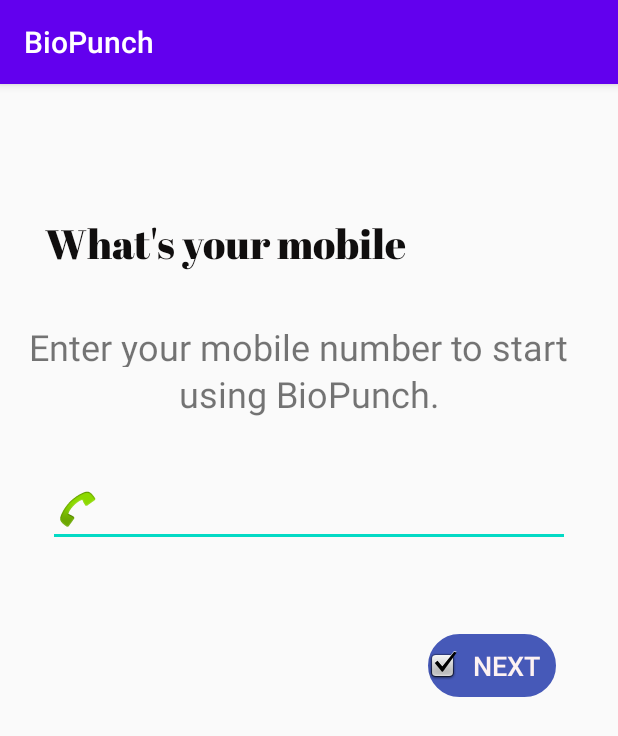
After one commit to akshat-akki/BioPunchNew, an Android app: the LoginActivity screen opened directly, with no data from a screen before it, on a phone screen of 412 x 824 dp. The commit adds this screen. Shown: the top 736 px of the screen. Run offline under Robolectric (Android 15) with nearby library versions, the phone set to English and light mode, and no system bars.

Commit message:
login activity

```diff
--- a/app/src/main/AndroidManifest.xml
+++ b/app/src/main/AndroidManifest.xml
@@ -9,7 +9,8 @@
         android:roundIcon="@mipmap/ic_launcher_round"
         android:supportsRtl="true"
         android:theme="@style/AppTheme">
-        <activity android:name=".test"></activity>
+        <activity android:name=".LoginActivity"></activity>
+        <activity android:name=".test" />
         <activity android:name=".MainActivity">
             <intent-filter>
                 <action android:name="android.intent.action.MAIN" />
--- /dev/null
+++ b/app/src/main/java/com/example/biopunch/LoginActivity.java
@@ -0,0 +1,14 @@
+package com.example.biopunch;
+
+import androidx.appcompat.app.AppCompatActivity;
+
+import android.os.Bundle;
+
+public class LoginActivity extends AppCompatActivity {
+
+    @Override
+    protected void onCreate(Bundle savedInstanceState) {
+        super.onCreate(savedInstanceState);
+        setContentView(R.layout.activity_login);
+    }
+}
--- a/app/src/main/java/com/example/biopunch/MainActivity.java
+++ b/app/src/main/java/com/example/biopunch/MainActivity.java
@@ -13,7 +13,7 @@
         super.onCreate(savedInstanceState);
         setContentView(R.layout.activity_main);
     }
-    public void getstart(View view)
+    public void getStart(View view)
     {
         Intent intent=new Intent(getApplicationContext(),test.class);
         startActivity(intent);
--- a/app/src/main/java/com/example/biopunch/test.java
+++ b/app/src/main/java/com/example/biopunch/test.java
@@ -2,7 +2,9 @@
 
 import androidx.appcompat.app.AppCompatActivity;
 
+import android.content.Intent;
 import android.os.Bundle;
+import android.view.View;
 
 public class test extends AppCompatActivity {
 
@@ -11,4 +13,9 @@
         super.onCreate(savedInstanceState);
         setContentView(R.layout.activity_test);
     }
+    public void login(View view)
+    {
+        Intent intent=new Intent(getApplicationContext(),LoginActivity.class);
+        startActivity(intent);
+    }
 }
--- a/app/src/main/res/drawable/rolebutton.xml
+++ b/app/src/main/res/drawable/rolebutton.xml
@@ -2,9 +2,9 @@
 <shape xmlns:android="http://schemas.android.com/apk/res/android"
     android:shape="rectangle">
     <gradient
-        android:startColor="#101E42"
+        android:startColor="#513B3B"
         android:centerColor="#FFF"
-        android:endColor="#101E42"
+        android:endColor="#513B3B"
         android:angle="270" />
     <corners android:radius="16dp" />
     <stroke android:width="2px" android:color="#FFFFFF" />
--- /dev/null
+++ b/app/src/main/res/layout/activity_login.xml
@@ -0,0 +1,76 @@
+<?xml version="1.0" encoding="utf-8"?>
+<androidx.constraintlayout.widget.ConstraintLayout xmlns:android="http://schemas.android.com/apk/res/android"
+    xmlns:app="http://schemas.android.com/apk/res-auto"
+    xmlns:tools="http://schemas.android.com/tools"
+    android:layout_width="match_parent"
+    android:layout_height="match_parent"
+    tools:context=".LoginActivity">
+
+    <TextView
+        android:id="@+id/textView2"
+        android:layout_width="352dp"
+        android:layout_height="42dp"
+        android:layout_marginTop="87dp"
+        android:fontFamily="@font/abril_fatface"
+        android:text="What's your mobile number?"
+        android:textColor="#100E0E"
+        android:textSize="27sp"
+        app:layout_constraintEnd_toEndOf="parent"
+        app:layout_constraintHorizontal_bias="0.5"
+        app:layout_constraintStart_toStartOf="parent"
+        app:layout_constraintTop_toTopOf="parent" />
+
+    <TextView
+        android:id="@+id/textView3"
+        android:layout_width="373dp"
+        android:layout_height="30dp"
+        android:layout_marginTop="29dp"
+        android:text="Enter your mobile number to start                                                          "
+        android:textSize="24sp"
+        app:layout_constraintEnd_toEndOf="parent"
+        app:layout_constraintHorizontal_bias="0.5"
+        app:layout_constraintStart_toStartOf="parent"
+        app:layout_constraintTop_toBottomOf="@+id/textView2" />
+
+    <TextView
+        android:id="@+id/textView4"
+        android:layout_width="wrap_content"
+        android:layout_height="wrap_content"
+        android:layout_marginTop="1dp"
+        android:text="using BioPunch."
+        android:textSize="24sp"
+        app:layout_constraintEnd_toEndOf="parent"
+        app:layout_constraintHorizontal_bias="0.5"
+        app:layout_constraintStart_toStartOf="parent"
+        app:layout_constraintTop_toBottomOf="@+id/textView3" />
+
+    <EditText
+        android:id="@+id/editTextPhone"
+        android:layout_width="348dp"
+        android:layout_height="50dp"
+        android:layout_marginTop="36dp"
+        android:drawableLeft="@android:drawable/sym_action_call"
+        android:ems="10"
+        android:inputType="phone"
+        app:layout_constraintEnd_toEndOf="parent"
+        app:layout_constraintHorizontal_bias="0.5"
+        app:layout_constraintStart_toStartOf="parent"
+        app:layout_constraintTop_toBottomOf="@+id/textView4" />
+
+    <Button
+        android:id="@+id/button"
+        android:layout_width="85dp"
+        android:layout_height="42dp"
+        android:layout_marginTop="58dp"
+        android:background="@drawable/custom_dialog"
+        android:backgroundTint="#4659B8"
+        android:drawableLeft="@android:drawable/checkbox_on_background"
+        android:text="Next"
+        android:textColor="#FDF2F2"
+        android:textSize="18sp"
+        app:layout_constraintEnd_toEndOf="parent"
+        app:layout_constraintHorizontal_bias="0.873"
+        app:layout_constraintStart_toStartOf="parent"
+        app:layout_constraintTop_toBottomOf="@+id/editTextPhone" />
+
+</androidx.constraintlayout.widget.ConstraintLayout>
--- a/app/src/main/res/layout/activity_main.xml
+++ b/app/src/main/res/layout/activity_main.xml
@@ -16,7 +16,7 @@
         android:layout_marginBottom="160dp"
         android:background="@drawable/custom_dialog"
         android:fontFamily="@font/abril_fatface"
-        android:onClick="getstart"
+        android:onClick="getStart"
         android:text="GET STARTED!!"
         android:textSize="20sp"
         app:layout_constraintBottom_toBottomOf="parent"
--- a/app/src/main/res/layout/activity_test.xml
+++ b/app/src/main/res/layout/activity_test.xml
@@ -12,7 +12,11 @@
         android:layout_height="wrap_content"
         android:layout_marginTop="110dp"
         android:layout_marginBottom="473dp"
+        android:background="#FDFBFB"
+        android:backgroundTint="#FDFAFA"
+        android:fontFamily="@font/abril_fatface"
         android:text="Select Your Role"
+        android:textColor="#090707"
         android:textSize="40sp"
         app:layout_constraintBottom_toBottomOf="parent"
         app:layout_constraintEnd_toEndOf="parent"
@@ -27,6 +31,8 @@
         android:layout_marginTop="74dp"
         android:layout_marginBottom="312dp"
         android:background="@drawable/rolebutton"
+        android:fontFamily="@font/abril_fatface"
+        android:onClick="login"
         android:text="I am Admin/HR"
         android:textSize="34sp"
         app:layout_constraintBottom_toBottomOf="parent"
@@ -42,6 +48,8 @@
         android:layout_marginTop="33dp"
         android:layout_marginBottom="212dp"
         android:background="@drawable/rolebutton"
+        android:fontFamily="@font/abril_fatface"
+        android:onClick="login"
         android:text="I AM an EMPLOYEE"
         android:textSize="34sp"
         app:layout_constraintBottom_toBottomOf="parent"
```
